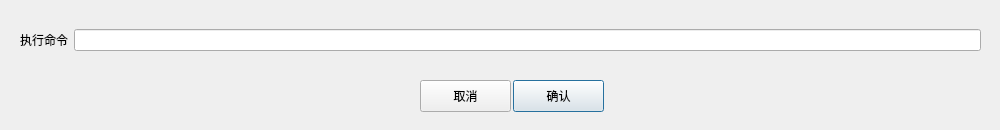
Above: ui/dialog/TerminalCommandDialog.ui from xiaohaijoe/AutoPackage before the change. Below: the same form after it.
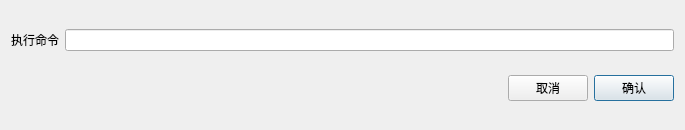
That is the form after the change.

```diff
--- a/ui/dialog/TerminalCommandDialog.ui
+++ b/ui/dialog/TerminalCommandDialog.ui
@@ -6,22 +6,15 @@
    <rect>
     <x>0</x>
     <y>0</y>
-    <width>1000</width>
+    <width>685</width>
     <height>130</height>
    </rect>
   </property>
   <property name="windowTitle">
    <string>Dialog</string>
   </property>
-  <widget class="QWidget" name="gridLayoutWidget">
-   <property name="geometry">
-    <rect>
-     <x>20</x>
-     <y>20</y>
-     <width>961</width>
-     <height>41</height>
-    </rect>
-   </property>
+  <layout class="QGridLayout" name="gridLayout_2">
+   <item row="0" column="0" colspan="2">
    <layout class="QGridLayout" name="gridLayout">
     <item row="0" column="0">
      <widget class="QLabel" name="label">
@@ -34,33 +27,42 @@
      <widget class="QLineEdit" name="terminalCommandEdit"/>
     </item>
    </layout>
-  </widget>
-  <widget class="QPushButton" name="confirmBtn">
-   <property name="geometry">
-    <rect>
-     <x>513</x>
-     <y>80</y>
-     <width>91</width>
-     <height>32</height>
-    </rect>
-   </property>
-   <property name="text">
-    <string>确认</string>
-   </property>
-  </widget>
+   </item>
+   <item row="1" column="0" colspan="2">
+    <layout class="QHBoxLayout" name="horizontalLayout">
+     <item>
+      <spacer name="horizontalSpacer">
+       <property name="orientation">
+        <enum>Qt::Horizontal</enum>
+       </property>
+       <property name="sizeHint" stdset="0">
+        <size>
+         <width>40</width>
+         <height>20</height>
+        </size>
+       </property>
+      </spacer>
+     </item>
+     <item>
   <widget class="QPushButton" name="cancelBtn">
-   <property name="geometry">
-    <rect>
-     <x>420</x>
-     <y>80</y>
-     <width>91</width>
-     <height>32</height>
-    </rect>
-   </property>
    <property name="text">
     <string>取消</string>
    </property>
-  </widget>
+       <property name="autoDefault">
+        <bool>false</bool>
+       </property>
+      </widget>
+     </item>
+     <item>
+      <widget class="QPushButton" name="confirmBtn">
+       <property name="text">
+        <string>确认</string>
+       </property>
+      </widget>
+     </item>
+    </layout>
+   </item>
+  </layout>
  </widget>
  <resources/>
  <connections/>
```
Lines whose indentation alone changed are shown as unchanged.
